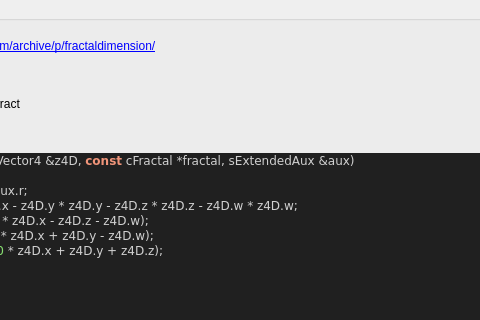
First picture: the form in mandelbulber2/formula/ui/fractal_bristorbrot4d.ui, repository buddhi1980/mandelbulber2, before the edit; both pictures show x 187 to 667 and y 122 to 442 of the 790 by 1040 pixel window.
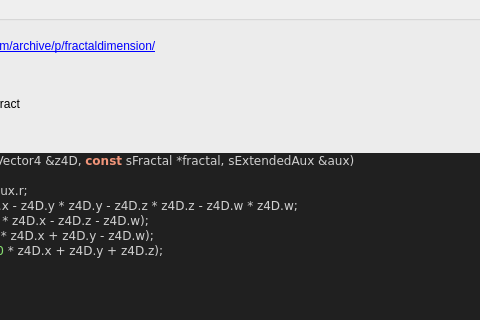
Second picture: the form after the edit. Custom widgets are drawn as their Qt base class.

```diff
--- a/mandelbulber2/formula/ui/fractal_bristorbrot4d.ui
+++ b/mandelbulber2/formula/ui/fractal_bristorbrot4d.ui
@@ -322,7 +322,7 @@
 &lt;/table&gt;
 &lt;br&gt;&lt;b&gt;Examples using this formula&lt;/b&gt;&lt;br&gt;voxel_export_with_Bristorbrot4D.fract&lt;h3&gt;Code&lt;/h3&gt;
 &lt;body style=&quot;background-color:#202020&quot;&gt;
-&lt;pre style=&quot;color:#d0d0d0; background-color:#202020;  font-family:'Courier New',monospace;&quot;&gt;&lt;span style=&quot;color:#f09479; font-weight:bold&quot;&gt;void&lt;/span&gt; &lt;span style=&quot;color:#e47eed&quot;&gt;Bristorbrot4dIteration&lt;/span&gt;&lt;span style=&quot;color:#d0d0d0&quot;&gt;(&lt;/span&gt;CVector4 &lt;span style=&quot;color:#d0d0d0&quot;&gt;&amp;amp;&lt;/span&gt;z4D&lt;span style=&quot;color:#d0d0d0&quot;&gt;,&lt;/span&gt; &lt;span style=&quot;color:#f09479; font-weight:bold&quot;&gt;const&lt;/span&gt; cFractal &lt;span style=&quot;color:#d0d0d0&quot;&gt;*&lt;/span&gt;fractal&lt;span style=&quot;color:#d0d0d0&quot;&gt;,&lt;/span&gt; sExtendedAux &lt;span style=&quot;color:#d0d0d0&quot;&gt;&amp;amp;&lt;/span&gt;aux&lt;span style=&quot;color:#d0d0d0&quot;&gt;)&lt;/span&gt;
+&lt;pre style=&quot;color:#d0d0d0; background-color:#202020;  font-family:'Courier New',monospace;&quot;&gt;&lt;span style=&quot;color:#f09479; font-weight:bold&quot;&gt;void&lt;/span&gt; &lt;span style=&quot;color:#e47eed&quot;&gt;Bristorbrot4dIteration&lt;/span&gt;&lt;span style=&quot;color:#d0d0d0&quot;&gt;(&lt;/span&gt;CVector4 &lt;span style=&quot;color:#d0d0d0&quot;&gt;&amp;amp;&lt;/span&gt;z4D&lt;span style=&quot;color:#d0d0d0&quot;&gt;,&lt;/span&gt; &lt;span style=&quot;color:#f09479; font-weight:bold&quot;&gt;const&lt;/span&gt; sFractal &lt;span style=&quot;color:#d0d0d0&quot;&gt;*&lt;/span&gt;fractal&lt;span style=&quot;color:#d0d0d0&quot;&gt;,&lt;/span&gt; sExtendedAux &lt;span style=&quot;color:#d0d0d0&quot;&gt;&amp;amp;&lt;/span&gt;aux&lt;span style=&quot;color:#d0d0d0&quot;&gt;)&lt;/span&gt;
 &lt;span style=&quot;color:#d0d0d0&quot;&gt;{&lt;/span&gt;
   aux&lt;span style=&quot;color:#d0d0d0&quot;&gt;.&lt;/span&gt;r_dz &lt;span style=&quot;color:#d0d0d0&quot;&gt;=&lt;/span&gt; aux&lt;span style=&quot;color:#d0d0d0&quot;&gt;.&lt;/span&gt;r_dz &lt;span style=&quot;color:#d0d0d0&quot;&gt;*&lt;/span&gt; &lt;span style=&quot;color:#87df71&quot;&gt;2.0&lt;/span&gt; &lt;span style=&quot;color:#d0d0d0&quot;&gt;*&lt;/span&gt; aux&lt;span style=&quot;color:#d0d0d0&quot;&gt;.&lt;/span&gt;r&lt;span style=&quot;color:#d0d0d0&quot;&gt;;&lt;/span&gt;
   &lt;span style=&quot;color:#f09479; font-weight:bold&quot;&gt;double&lt;/span&gt; newx &lt;span style=&quot;color:#d0d0d0&quot;&gt;=&lt;/span&gt; z4D&lt;span style=&quot;color:#d0d0d0&quot;&gt;.&lt;/span&gt;x &lt;span style=&quot;color:#d0d0d0&quot;&gt;*&lt;/span&gt; z4D&lt;span style=&quot;color:#d0d0d0&quot;&gt;.&lt;/span&gt;x &lt;span style=&quot;color:#d0d0d0&quot;&gt;-&lt;/span&gt; z4D&lt;span style=&quot;color:#d0d0d0&quot;&gt;.&lt;/span&gt;y &lt;span style=&quot;color:#d0d0d0&quot;&gt;*&lt;/span&gt; z4D&lt;span style=&quot;color:#d0d0d0&quot;&gt;.&lt;/span&gt;y &lt;span style=&quot;color:#d0d0d0&quot;&gt;-&lt;/span&gt; z4D&lt;span style=&quot;color:#d0d0d0&quot;&gt;.&lt;/span&gt;z &lt;span style=&quot;color:#d0d0d0&quot;&gt;*&lt;/span&gt; z4D&lt;span style=&quot;color:#d0d0d0&quot;&gt;.&lt;/span&gt;z &lt;span style=&quot;color:#d0d0d0&quot;&gt;-&lt;/span&gt; z4D&lt;span style=&quot;color:#d0d0d0&quot;&gt;.&lt;/span&gt;w &lt;span style=&quot;color:#d0d0d0&quot;&gt;*&lt;/span&gt; z4D&lt;span style=&quot;color:#d0d0d0&quot;&gt;.&lt;/span&gt;w&lt;span style=&quot;color:#d0d0d0&quot;&gt;;&lt;/span&gt;
```
